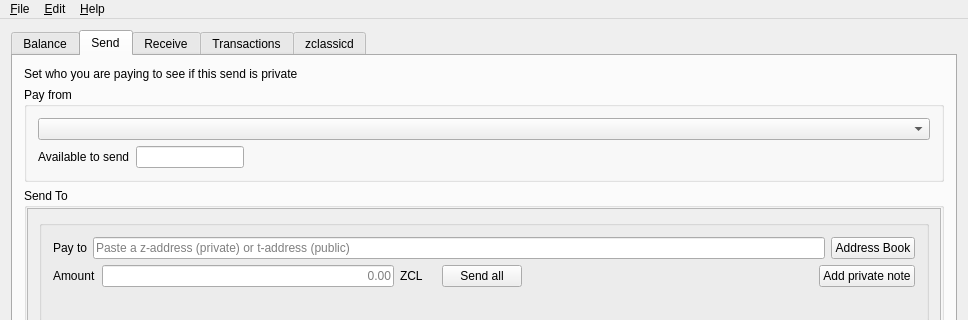
The window that wallet/src/mainwindow.ui (ZclassicCommunity/zclassic) describes before a commit, drawn with Qt 5; both pictures show x 0 to 968 and y 0 to 320 of the 968 by 616 pixel window.
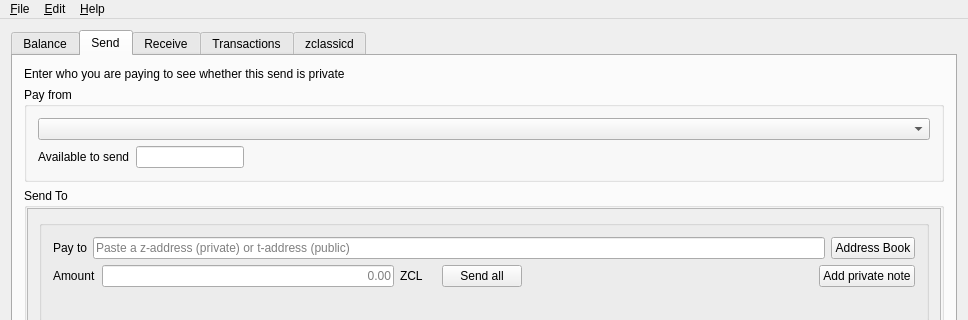
The same window after the commit. The open tabs and pages were chosen to show the change. Icons and pictures are not drawn. Custom widgets are drawn as their Qt base class.

Commit message: wallet: small Send and Receive layout fixes

```diff
--- a/wallet/src/mainwindow.ui
+++ b/wallet/src/mainwindow.ui
@@ -246,7 +246,7 @@
         <item>
          <widget class="QLabel" name="sendPrivacyBadge">
           <property name="text">
-           <string>Set who you are paying to see if this send is private</string>
+           <string>Enter who you are paying to see whether this send is private</string>
           </property>
           <property name="wordWrap">
            <bool>true</bool>
```
The commit also changes 4 other files.
